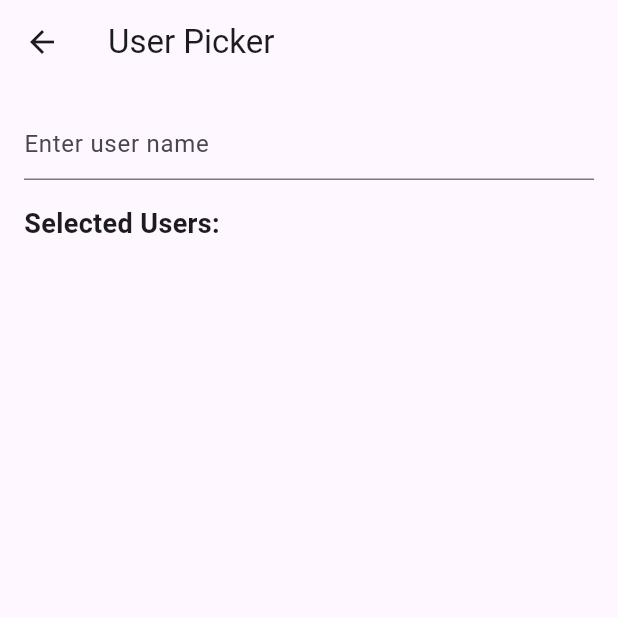
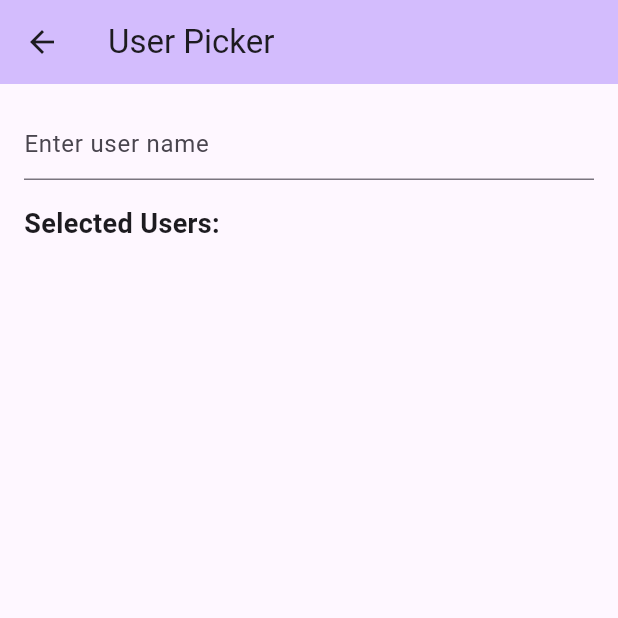
Before and after one commit to shahedpy/flutter-common, a Flutter app: the screen it shows after launch, after a tap on "User Picker", on a phone screen of 412 x 824 dp, the top half of it. Run offline on Flutter 3.47's test engine with Material 2 defaults, Android fonts, the phone set to English and light mode, and no system bars; drawn by our look-alikes of flutter_typeahead; our stand-ins replace get, internet_connection_checker, lottie.

Commit message:
appbar background

```diff
--- a/lib/view/connection_check/component/connection_check_section.dart
+++ b/lib/view/connection_check/component/connection_check_section.dart
@@ -9,6 +9,7 @@ class ConnectionCheckSection extends GetWidget<ConnectionCheckViewModel> {
   Widget build(BuildContext context) {
     return Obx(() => Scaffold(
           appBar: AppBar(
+            backgroundColor: Theme.of(context).colorScheme.inversePrimary,
             title: const Text("Connection Check"),
           ),
           body: const Text("Connection Check"),
--- a/lib/view/home/component/home_section.dart
+++ b/lib/view/home/component/home_section.dart
@@ -10,9 +10,9 @@ class HomeSection extends GetWidget<HomeViewModel> {
   Widget build(BuildContext context) {
     return Scaffold(
       appBar: AppBar(
+        backgroundColor: Theme.of(context).colorScheme.inversePrimary,
         title: const Text("Common"),
         automaticallyImplyLeading: false,
-        centerTitle: true,
       ),
       body: Center(
         child: Column(
--- a/lib/view/lottie_animation/component/lottie_animation_section.dart
+++ b/lib/view/lottie_animation/component/lottie_animation_section.dart
@@ -10,6 +10,7 @@ class LottieAnimationSection extends GetWidget<LottieAnimationViewModel> {
   Widget build(BuildContext context) {
     return Scaffold(
       appBar: AppBar(
+        backgroundColor: Theme.of(context).colorScheme.inversePrimary,
         title: const Text("Lottie Animation"),
       ),
       body: Center(
--- a/lib/view/user_picker/component/user_picker_section.dart
+++ b/lib/view/user_picker/component/user_picker_section.dart
@@ -23,6 +23,7 @@ class UserPickerSection extends GetWidget<UserPickerViewModel> {
   Widget build(BuildContext context) {
     return Scaffold(
       appBar: AppBar(
+        backgroundColor: Theme.of(context).colorScheme.inversePrimary,
         title: const Text("User Picker"),
       ),
       body: Column(
```
